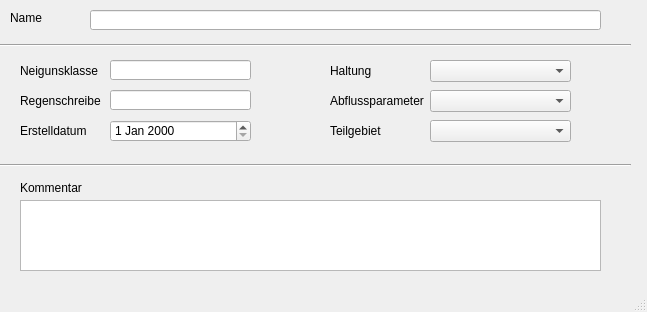
Before: the Qt Designer form templates/tezg.ui in hoettges/QKan, drawn with Qt 5.
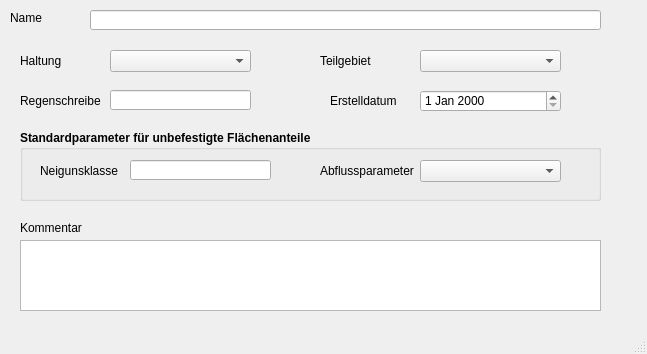
After: the same form once the commit is applied.

```diff
--- a/templates/tezg.ui
+++ b/templates/tezg.ui
@@ -10,7 +10,7 @@
     <x>0</x>
     <y>0</y>
     <width>647</width>
-    <height>312</height>
+    <height>354</height>
    </rect>
   </property>
   <property name="windowTitle">
@@ -20,8 +20,8 @@
    <widget class="QLabel" name="label_20">
     <property name="geometry">
      <rect>
-      <x>330</x>
-      <y>60</y>
+      <x>20</x>
+      <y>50</y>
       <width>111</width>
       <height>21</height>
      </rect>
@@ -43,24 +43,11 @@
      <string>Name</string>
     </property>
    </widget>
-   <widget class="Line" name="line">
-    <property name="geometry">
-     <rect>
-      <x>0</x>
-      <y>30</y>
-      <width>631</width>
-      <height>31</height>
-     </rect>
-    </property>
-    <property name="orientation">
-     <enum>Qt::Horizontal</enum>
-    </property>
-   </widget>
    <widget class="QLabel" name="label_14">
     <property name="geometry">
      <rect>
       <x>20</x>
-      <y>180</y>
+      <y>220</y>
       <width>81</width>
       <height>16</height>
      </rect>
@@ -85,8 +72,8 @@
    <widget class="QLabel" name="label_70">
     <property name="geometry">
      <rect>
-      <x>20</x>
-      <y>120</y>
+      <x>330</x>
+      <y>90</y>
       <width>71</width>
       <height>21</height>
      </rect>
@@ -95,50 +82,11 @@
      <string>Erstelldatum</string>
     </property>
    </widget>
-   <widget class="Line" name="line_2">
-    <property name="geometry">
-     <rect>
-      <x>0</x>
-      <y>150</y>
-      <width>631</width>
-      <height>31</height>
-     </rect>
-    </property>
-    <property name="orientation">
-     <enum>Qt::Horizontal</enum>
-    </property>
-   </widget>
-   <widget class="QLabel" name="label_3">
-    <property name="geometry">
-     <rect>
-      <x>20</x>
-      <y>60</y>
-      <width>81</width>
-      <height>21</height>
-     </rect>
-    </property>
-    <property name="text">
-     <string>Neigunsklasse</string>
-    </property>
-   </widget>
-   <widget class="QLabel" name="label_21">
-    <property name="geometry">
-     <rect>
-      <x>330</x>
-      <y>90</y>
-      <width>111</width>
-      <height>21</height>
-     </rect>
-    </property>
-    <property name="text">
-     <string>Abflussparameter</string>
-    </property>
-   </widget>
    <widget class="QLabel" name="label_22">
     <property name="geometry">
      <rect>
-      <x>330</x>
-      <y>120</y>
+      <x>320</x>
+      <y>50</y>
       <width>111</width>
       <height>21</height>
      </rect>
@@ -157,16 +105,6 @@
      </rect>
     </property>
    </widget>
-   <widget class="QLineEdit" name="neigkl">
-    <property name="geometry">
-     <rect>
-      <x>110</x>
-      <y>60</y>
-      <width>141</width>
-      <height>20</height>
-     </rect>
-    </property>
-   </widget>
    <widget class="QLineEdit" name="regenschreiber">
     <property name="geometry">
      <rect>
@@ -180,8 +118,8 @@
    <widget class="QDateEdit" name="createdat">
     <property name="geometry">
      <rect>
-      <x>110</x>
-      <y>120</y>
+      <x>420</x>
+      <y>90</y>
       <width>141</width>
       <height>22</height>
      </rect>
@@ -190,18 +128,8 @@
    <widget class="QComboBox" name="haltnam">
     <property name="geometry">
      <rect>
-      <x>430</x>
-      <y>60</y>
-      <width>141</width>
-      <height>22</height>
-     </rect>
-    </property>
-   </widget>
-   <widget class="QComboBox" name="abflussparameter">
-    <property name="geometry">
-     <rect>
-      <x>430</x>
-      <y>90</y>
+      <x>110</x>
+      <y>50</y>
       <width>141</width>
       <height>22</height>
      </rect>
@@ -210,8 +138,8 @@
    <widget class="QComboBox" name="teilgebiet">
     <property name="geometry">
      <rect>
-      <x>430</x>
-      <y>120</y>
+      <x>420</x>
+      <y>50</y>
       <width>141</width>
       <height>22</height>
      </rect>
@@ -221,12 +149,89 @@
     <property name="geometry">
      <rect>
       <x>20</x>
-      <y>200</y>
+      <y>240</y>
       <width>581</width>
       <height>71</height>
      </rect>
     </property>
    </widget>
+   <widget class="QGroupBox" name="groupBox">
+    <property name="geometry">
+     <rect>
+      <x>20</x>
+      <y>130</y>
+      <width>581</width>
+      <height>71</height>
+     </rect>
+    </property>
+    <property name="font">
+     <font>
+      <weight>75</weight>
+      <bold>true</bold>
+     </font>
+    </property>
+    <property name="title">
+     <string>Standardparameter für unbefestigte Flächenanteile</string>
+    </property>
+    <widget class="QLabel" name="label_3">
+     <property name="geometry">
+      <rect>
+       <x>20</x>
+       <y>30</y>
+       <width>81</width>
+       <height>21</height>
+      </rect>
+     </property>
+     <property name="font">
+      <font>
+       <weight>50</weight>
+       <bold>false</bold>
+      </font>
+     </property>
+     <property name="text">
+      <string>Neigunsklasse</string>
+     </property>
+    </widget>
+    <widget class="QLineEdit" name="neigkl">
+     <property name="geometry">
+      <rect>
+       <x>110</x>
+       <y>30</y>
+       <width>141</width>
+       <height>20</height>
+      </rect>
+     </property>
+    </widget>
+    <widget class="QComboBox" name="abflussparameter">
+     <property name="geometry">
+      <rect>
+       <x>400</x>
+       <y>30</y>
+       <width>141</width>
+       <height>22</height>
+      </rect>
+     </property>
+    </widget>
+    <widget class="QLabel" name="label_21">
+     <property name="geometry">
+      <rect>
+       <x>300</x>
+       <y>30</y>
+       <width>111</width>
+       <height>21</height>
+      </rect>
+     </property>
+     <property name="font">
+      <font>
+       <weight>50</weight>
+       <bold>false</bold>
+      </font>
+     </property>
+     <property name="text">
+      <string>Abflussparameter</string>
+     </property>
+    </widget>
+   </widget>
   </widget>
   <widget class="QMenuBar" name="menubar">
    <property name="geometry">
```
